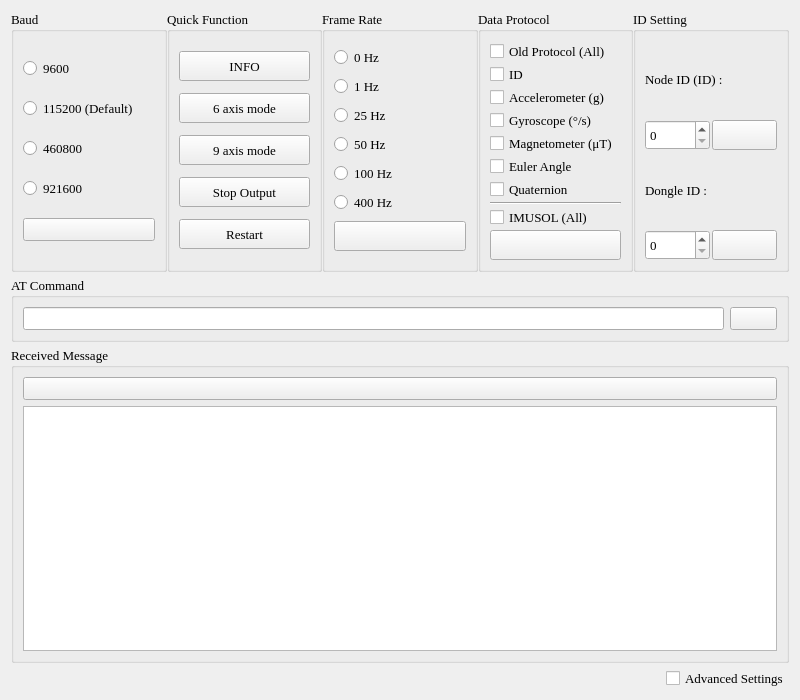
Before: the Qt Designer form CHCenter/chsettingform.ui in dongFangTuring/CHCenter, drawn with Qt 5.
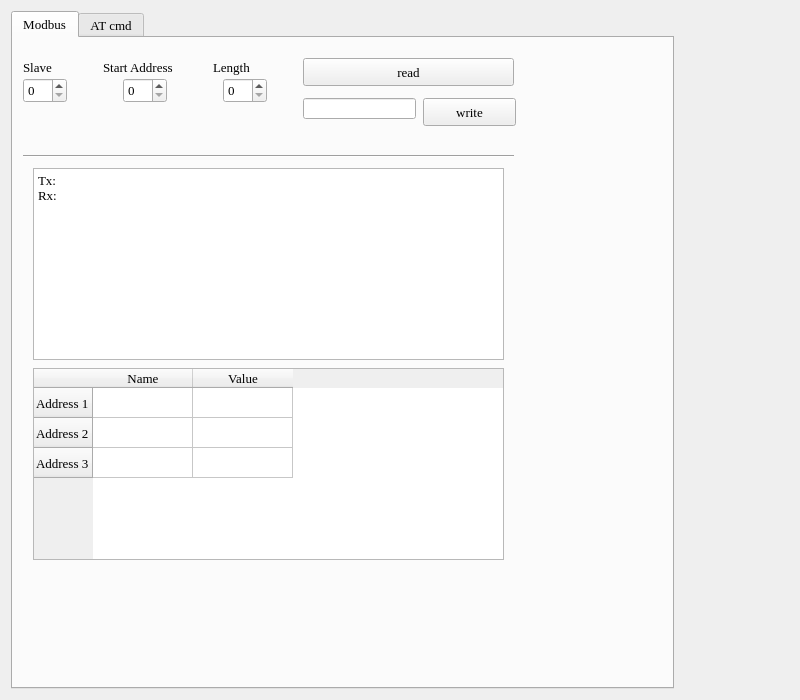
After: the same form once the commit is applied. Icons and pictures are not drawn.

```diff
--- a/CHCenter/chsettingform.ui
+++ b/CHCenter/chsettingform.ui
@@ -25,86 +25,200 @@
   <property name="windowTitle">
    <string>Form</string>
   </property>
-  <layout class="QGridLayout" name="gridLayout">
+  <layout class="QFormLayout" name="formLayout">
    <property name="horizontalSpacing">
     <number>7</number>
    </property>
    <property name="verticalSpacing">
     <number>5</number>
    </property>
-   <item row="7" column="0">
-    <layout class="QHBoxLayout" name="horizontalLayout_3">
-     <item>
-      <spacer name="horizontalSpacer">
+   <item row="0" column="0">
+    <widget class="QTabWidget" name="tabWidget">
+     <property name="currentIndex">
+      <number>0</number>
+     </property>
+     <widget class="QWidget" name="tab">
+      <attribute name="title">
+       <string>Modbus</string>
+      </attribute>
+      <widget class="QPushButton" name="pushButton">
+       <property name="geometry">
+        <rect>
+         <x>290</x>
+         <y>20</y>
+         <width>211</width>
+         <height>28</height>
+        </rect>
+       </property>
+       <property name="text">
+        <string>read</string>
+       </property>
+      </widget>
+      <widget class="QTextBrowser" name="mdbus_TB">
+       <property name="geometry">
+        <rect>
+         <x>20</x>
+         <y>130</y>
+         <width>471</width>
+         <height>192</height>
+        </rect>
+       </property>
+       <property name="html">
+        <string>&lt;!DOCTYPE HTML PUBLIC &quot;-//W3C//DTD HTML 4.0//EN&quot; &quot;http://www.w3.org/TR/REC-html40/strict.dtd&quot;&gt;
+&lt;html&gt;&lt;head&gt;&lt;meta name=&quot;qrichtext&quot; content=&quot;1&quot; /&gt;&lt;style type=&quot;text/css&quot;&gt;
+p, li { white-space: pre-wrap; }
+&lt;/style&gt;&lt;/head&gt;&lt;body style=&quot; font-family:'Times New Roman'; font-size:10pt; font-weight:400; font-style:normal;&quot;&gt;
+&lt;p style=&quot; margin-top:0px; margin-bottom:0px; margin-left:0px; margin-right:0px; -qt-block-indent:0; text-indent:0px;&quot;&gt;Tx: &lt;/p&gt;
+&lt;p style=&quot; margin-top:0px; margin-bottom:0px; margin-left:0px; margin-right:0px; -qt-block-indent:0; text-indent:0px;&quot;&gt;Rx:&lt;/p&gt;&lt;/body&gt;&lt;/html&gt;</string>
+       </property>
+      </widget>
+      <widget class="QSpinBox" name="spinBox">
+       <property name="geometry">
+        <rect>
+         <x>110</x>
+         <y>40</y>
+         <width>44</width>
+         <height>25</height>
+        </rect>
+       </property>
+      </widget>
+      <widget class="QSpinBox" name="spinBox_2">
+       <property name="geometry">
+        <rect>
+         <x>210</x>
+         <y>40</y>
+         <width>44</width>
+         <height>25</height>
+        </rect>
+       </property>
+      </widget>
+      <widget class="QSpinBox" name="spinBox_3">
+       <property name="geometry">
+        <rect>
+         <x>10</x>
+         <y>40</y>
+         <width>44</width>
+         <height>25</height>
+        </rect>
+       </property>
+      </widget>
+      <widget class="QLabel" name="label_3">
+       <property name="geometry">
+        <rect>
+         <x>10</x>
+         <y>20</y>
+         <width>36</width>
+         <height>19</height>
+        </rect>
+       </property>
+       <property name="text">
+        <string>Slave</string>
+       </property>
+      </widget>
+      <widget class="QLabel" name="label_4">
+       <property name="geometry">
+        <rect>
+         <x>90</x>
+         <y>20</y>
+         <width>90</width>
+         <height>19</height>
+        </rect>
+       </property>
+       <property name="text">
+        <string>Start Address</string>
+       </property>
+      </widget>
+      <widget class="QLabel" name="label_5">
+       <property name="geometry">
+        <rect>
+         <x>200</x>
+         <y>20</y>
+         <width>90</width>
+         <height>19</height>
+        </rect>
+       </property>
+       <property name="text">
+        <string>Length</string>
+       </property>
+      </widget>
+      <widget class="QLineEdit" name="lineEdit">
+       <property name="geometry">
+        <rect>
+         <x>290</x>
+         <y>60</y>
+         <width>113</width>
+         <height>21</height>
+        </rect>
+       </property>
+      </widget>
+      <widget class="QPushButton" name="pushButton_2">
+       <property name="geometry">
+        <rect>
+         <x>410</x>
+         <y>60</y>
+         <width>93</width>
+         <height>28</height>
+        </rect>
+       </property>
+       <property name="text">
+        <string>write</string>
+       </property>
+      </widget>
+      <widget class="Line" name="line_2">
+       <property name="geometry">
+        <rect>
+         <x>10</x>
+         <y>110</y>
+         <width>491</width>
+         <height>16</height>
+        </rect>
+       </property>
        <property name="orientation">
         <enum>Qt::Horizontal</enum>
        </property>
-       <property name="sizeHint" stdset="0">
-        <size>
-         <width>40</width>
-         <height>20</height>
-        </size>
+      </widget>
+      <widget class="QTableWidget" name="tableWidget">
+       <property name="geometry">
+        <rect>
+         <x>20</x>
+         <y>330</y>
+         <width>471</width>
+         <height>192</height>
+        </rect>
        </property>
-      </spacer>
-     </item>
-     <item>
-      <widget class="QCheckBox" name="AdvancedCheckBox">
-       <property name="layoutDirection">
-        <enum>Qt::LeftToRight</enum>
-       </property>
+       <row>
+        <property name="text">
+         <string>Address 1</string>
+        </property>
+       </row>
+       <row>
        <property name="text">
-        <string>Advanced Settings</string>
-       </property>
-      </widget>
-     </item>
-    </layout>
-   </item>
-   <item row="5" column="0">
-    <widget class="QGroupBox" name="MsgGB">
-     <property name="title">
-      <string>Received Message</string>
-     </property>
-     <layout class="QVBoxLayout" name="verticalLayout_5">
-      <item>
-       <widget class="QPushButton" name="clearBTN">
-        <property name="sizePolicy">
-         <sizepolicy hsizetype="Minimum" vsizetype="Fixed">
-          <horstretch>0</horstretch>
-          <verstretch>0</verstretch>
-         </sizepolicy>
+         <string>Address 2</string>
+        </property>
+       </row>
+       <row>
+        <property name="text">
+         <string>Address 3</string>
+        </property>
+       </row>
+       <column>
+        <property name="text">
+         <string>Name</string>
         </property>
+       </column>
+       <column>
         <property name="text">
-         <string/>
+         <string>Value</string>
         </property>
-        <property name="icon">
-         <iconset resource="resources.qrc">
-          <normaloff>:/images/clear_text.png</normaloff>:/images/clear_text.png</iconset>
-        </property>
-        <property name="iconSize">
-         <size>
-          <width>30</width>
-          <height>20</height>
-         </size>
-        </property>
-       </widget>
-      </item>
-      <item>
-       <widget class="QTextBrowser" name="TerminalBox">
-        <property name="minimumSize">
-         <size>
-          <width>0</width>
-          <height>150</height>
-         </size>
-        </property>
-        <property name="overwriteMode">
-         <bool>true</bool>
-        </property>
-       </widget>
-      </item>
-     </layout>
-    </widget>
-   </item>
-   <item row="1" column="0">
+       </column>
+      </widget>
+     </widget>
+     <widget class="QWidget" name="tab_2">
+      <attribute name="title">
+       <string>AT cmd</string>
+      </attribute>
+      <layout class="QVBoxLayout" name="verticalLayout_6">
+       <item>
     <layout class="QHBoxLayout" name="horizontalLayout_4">
      <item>
       <widget class="QGroupBox" name="BaudrateGB">
@@ -493,7 +607,7 @@
      </item>
     </layout>
    </item>
-   <item row="4" column="0">
+       <item>
     <widget class="QGroupBox" name="ATcmdGB">
      <property name="title">
       <string>AT Command</string>
@@ -527,6 +641,82 @@
        </widget>
       </item>
      </layout>
+        </widget>
+       </item>
+       <item>
+        <widget class="QGroupBox" name="MsgGB">
+         <property name="title">
+          <string>Received Message</string>
+         </property>
+         <layout class="QVBoxLayout" name="verticalLayout_5">
+          <item>
+           <widget class="QPushButton" name="clearBTN">
+            <property name="sizePolicy">
+             <sizepolicy hsizetype="Minimum" vsizetype="Fixed">
+              <horstretch>0</horstretch>
+              <verstretch>0</verstretch>
+             </sizepolicy>
+            </property>
+            <property name="text">
+             <string/>
+            </property>
+            <property name="icon">
+             <iconset resource="resources.qrc">
+              <normaloff>:/images/clear_text.png</normaloff>:/images/clear_text.png</iconset>
+            </property>
+            <property name="iconSize">
+             <size>
+              <width>30</width>
+              <height>20</height>
+             </size>
+            </property>
+           </widget>
+          </item>
+          <item>
+           <widget class="QTextBrowser" name="TerminalBox">
+            <property name="minimumSize">
+             <size>
+              <width>0</width>
+              <height>150</height>
+             </size>
+            </property>
+            <property name="overwriteMode">
+             <bool>true</bool>
+            </property>
+           </widget>
+          </item>
+         </layout>
+        </widget>
+       </item>
+       <item>
+        <layout class="QHBoxLayout" name="horizontalLayout_3">
+         <item>
+          <spacer name="horizontalSpacer">
+           <property name="orientation">
+            <enum>Qt::Horizontal</enum>
+           </property>
+           <property name="sizeHint" stdset="0">
+            <size>
+             <width>40</width>
+             <height>20</height>
+            </size>
+           </property>
+          </spacer>
+         </item>
+         <item>
+          <widget class="QCheckBox" name="AdvancedCheckBox">
+           <property name="layoutDirection">
+            <enum>Qt::LeftToRight</enum>
+           </property>
+           <property name="text">
+            <string>Advanced Settings</string>
+           </property>
+          </widget>
+         </item>
+        </layout>
+       </item>
+      </layout>
+     </widget>
     </widget>
    </item>
   </layout>
```
Lines whose indentation alone changed are shown as unchanged.
